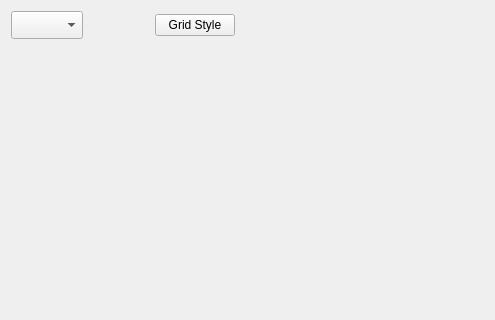
Old version of the form HyperCommander/UIs/cmpPanel.ui in the repository jgh0721/hyperCommander; both pictures show x 0 to 495 and y 0 to 320 of the 610 by 516 pixel window.
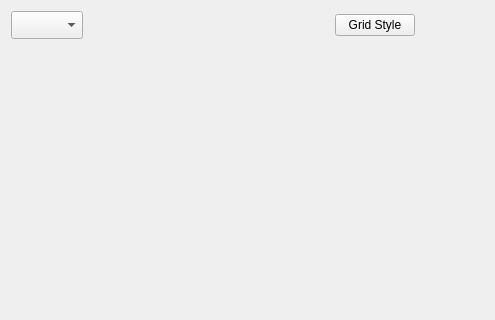
New version of the form.

Commit message: 추가 : 드라이브(볼륨)을 변경하면 전체 공간과 남은 공간이 표시되도록 함

What changed in the file:
```diff
--- a/HyperCommander/UIs/cmpPanel.ui
+++ b/HyperCommander/UIs/cmpPanel.ui
@@ -55,13 +55,13 @@
        <widget class="QLabel" name="lblVolumeStatus">
         <property name="minimumSize">
          <size>
-          <width>60</width>
+          <width>240</width>
           <height>0</height>
          </size>
         </property>
         <property name="maximumSize">
          <size>
-          <width>60</width>
+          <width>320</width>
           <height>16777215</height>
          </size>
         </property>
```
The commit also changes 2 other files.
